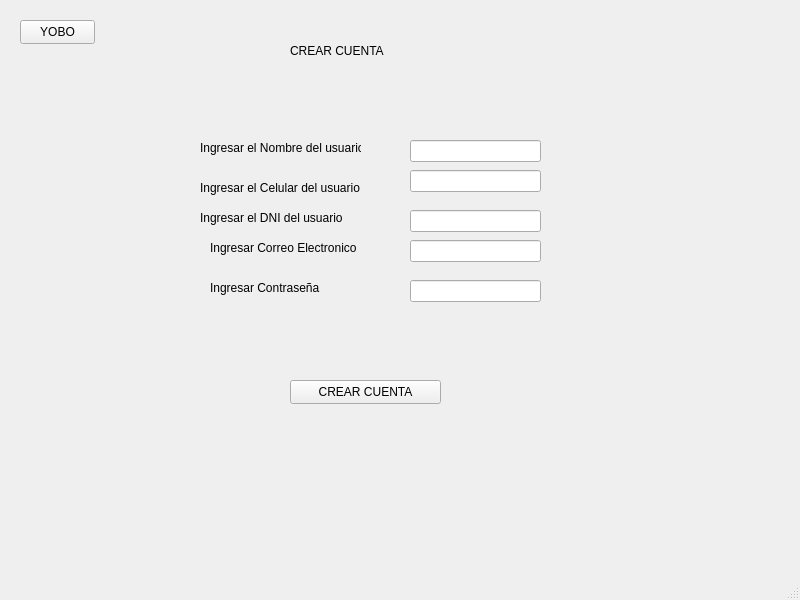
The window that mainwindow.ui (Edgar-Leyva05/IG) describes before a commit, drawn with Qt 5.
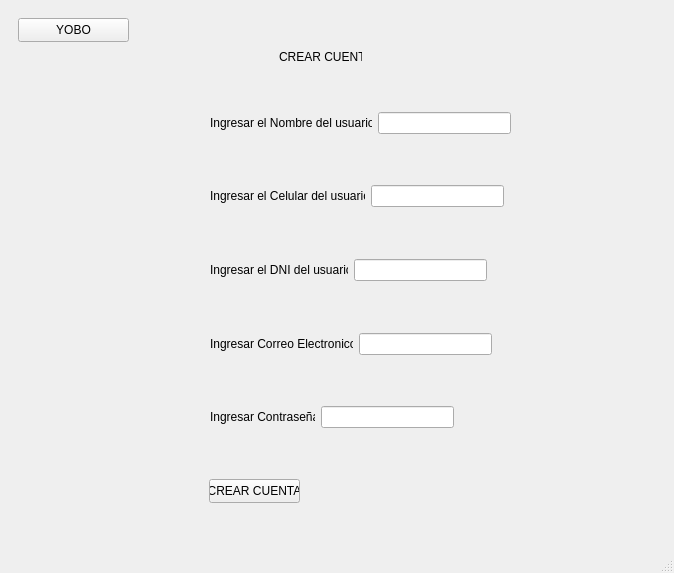
The same window after the commit. The open tabs and pages were chosen to show the change.

Commit message: antes de QtoolButton

What changed in the file:
```diff
--- a/mainwindow.ui
+++ b/mainwindow.ui
@@ -6,23 +6,17 @@
    <rect>
     <x>0</x>
     <y>0</y>
-    <width>800</width>
-    <height>600</height>
+    <width>674</width>
+    <height>573</height>
    </rect>
   </property>
   <property name="windowTitle">
    <string>MainWindow</string>
   </property>
   <widget class="QWidget" name="centralwidget">
+   <layout class="QVBoxLayout" name="verticalLayout_2">
+    <item>
    <widget class="QStackedWidget" name="stackedWidget">
-    <property name="geometry">
-     <rect>
-      <x>0</x>
-      <y>10</y>
-      <width>781</width>
-      <height>551</height>
-     </rect>
-    </property>
     <property name="currentIndex">
      <number>0</number>
     </property>
@@ -263,9 +257,9 @@
      <widget class="QPushButton" name="pushButtonYOBO_4">
       <property name="geometry">
        <rect>
-        <x>20</x>
-        <y>10</y>
-        <width>75</width>
+          <x>9</x>
+          <y>9</y>
+          <width>111</width>
         <height>24</height>
        </rect>
       </property>
@@ -276,10 +270,10 @@
      <widget class="QLabel" name="labelCREARCUENTA">
       <property name="geometry">
        <rect>
-        <x>290</x>
-        <y>20</y>
-        <width>141</width>
-        <height>41</height>
+          <x>270</x>
+          <y>40</y>
+          <width>83</width>
+          <height>16</height>
        </rect>
       </property>
       <property name="text">
@@ -289,9 +283,9 @@
      <widget class="QPushButton" name="pushButtonCREARCUENTA_LOG">
       <property name="geometry">
        <rect>
-        <x>290</x>
-        <y>370</y>
-        <width>151</width>
+          <x>200</x>
+          <y>470</y>
+          <width>91</width>
         <height>24</height>
        </rect>
       </property>
@@ -299,23 +293,13 @@
        <string>CREAR CUENTA</string>
       </property>
      </widget>
-     <widget class="QLineEdit" name="lineEditRECIBIRCONTRA_USER">
-      <property name="geometry">
-       <rect>
-        <x>410</x>
-        <y>270</y>
-        <width>131</width>
-        <height>22</height>
-       </rect>
-      </property>
-     </widget>
      <widget class="QLabel" name="labelINGRESARCONTRA_CREAR_USER">
       <property name="geometry">
        <rect>
-        <x>210</x>
-        <y>270</y>
-        <width>161</width>
-        <height>16</height>
+          <x>201</x>
+          <y>397</y>
+          <width>105</width>
+          <height>22</height>
        </rect>
       </property>
       <property name="text">
@@ -325,9 +309,9 @@
      <widget class="QLineEdit" name="lineEditRECIBIRCORREO_USER">
       <property name="geometry">
        <rect>
-        <x>410</x>
-        <y>230</y>
-        <width>131</width>
+          <x>350</x>
+          <y>324</y>
+          <width>133</width>
         <height>22</height>
        </rect>
       </property>
@@ -335,10 +319,10 @@
      <widget class="QLabel" name="labelINGRESARCORREO_CREAR_USER">
       <property name="geometry">
        <rect>
-        <x>210</x>
-        <y>230</y>
-        <width>161</width>
-        <height>16</height>
+          <x>201</x>
+          <y>324</y>
+          <width>143</width>
+          <height>22</height>
        </rect>
       </property>
       <property name="text">
@@ -348,10 +332,10 @@
      <widget class="QLabel" name="labelINGRESARNOMBRE_USER">
       <property name="geometry">
        <rect>
-        <x>200</x>
-        <y>130</y>
-        <width>161</width>
-        <height>16</height>
+          <x>201</x>
+          <y>103</y>
+          <width>162</width>
+          <height>22</height>
        </rect>
       </property>
       <property name="text">
@@ -361,35 +345,22 @@
      <widget class="QLabel" name="labelINGRESARCELULAR_USER">
       <property name="geometry">
        <rect>
-        <x>200</x>
-        <y>170</y>
-        <width>161</width>
-        <height>16</height>
+          <x>201</x>
+          <y>176</y>
+          <width>155</width>
+          <height>22</height>
        </rect>
       </property>
       <property name="text">
        <string>Ingresar el Celular del usuario</string>
       </property>
      </widget>
-     <widget class="QLabel" name="labelINGRESARDNI_USER">
-      <property name="geometry">
-       <rect>
-        <x>200</x>
-        <y>200</y>
-        <width>161</width>
-        <height>16</height>
-       </rect>
-      </property>
-      <property name="text">
-       <string>Ingresar el DNI del usuario</string>
-      </property>
-     </widget>
      <widget class="QLineEdit" name="lineEditRECIBIRNOMBRE_USER">
       <property name="geometry">
        <rect>
-        <x>410</x>
-        <y>130</y>
-        <width>131</width>
+          <x>369</x>
+          <y>103</y>
+          <width>133</width>
         <height>22</height>
        </rect>
       </property>
@@ -397,9 +368,9 @@
      <widget class="QLineEdit" name="lineEditRECIBIRCELULAR_USER">
       <property name="geometry">
        <rect>
-        <x>410</x>
-        <y>160</y>
-        <width>131</width>
+          <x>362</x>
+          <y>176</y>
+          <width>133</width>
         <height>22</height>
        </rect>
       </property>
@@ -407,15 +378,40 @@
      <widget class="QLineEdit" name="lineEditRECIBIRDNI_USER">
       <property name="geometry">
        <rect>
-        <x>410</x>
-        <y>200</y>
-        <width>131</width>
+          <x>345</x>
+          <y>250</y>
+          <width>133</width>
         <height>22</height>
        </rect>
       </property>
      </widget>
-    </widget>
-   </widget>
+       <widget class="QLineEdit" name="lineEditRECIBIRCONTRA_USER">
+        <property name="geometry">
+         <rect>
+          <x>312</x>
+          <y>397</y>
+          <width>133</width>
+          <height>22</height>
+         </rect>
+        </property>
+       </widget>
+       <widget class="QLabel" name="labelINGRESARDNI_USER">
+        <property name="geometry">
+         <rect>
+          <x>201</x>
+          <y>250</y>
+          <width>138</width>
+          <height>22</height>
+         </rect>
+        </property>
+        <property name="text">
+         <string>Ingresar el DNI del usuario</string>
+        </property>
+       </widget>
+      </widget>
+     </widget>
+    </item>
+   </layout>
   </widget>
   <widget class="QMenuBar" name="menubar">
    <property name="geometry">
```
Left out of the diff: 28 changed lines with no effect on the pictures. Lines whose indentation alone changed are shown as unchanged.
